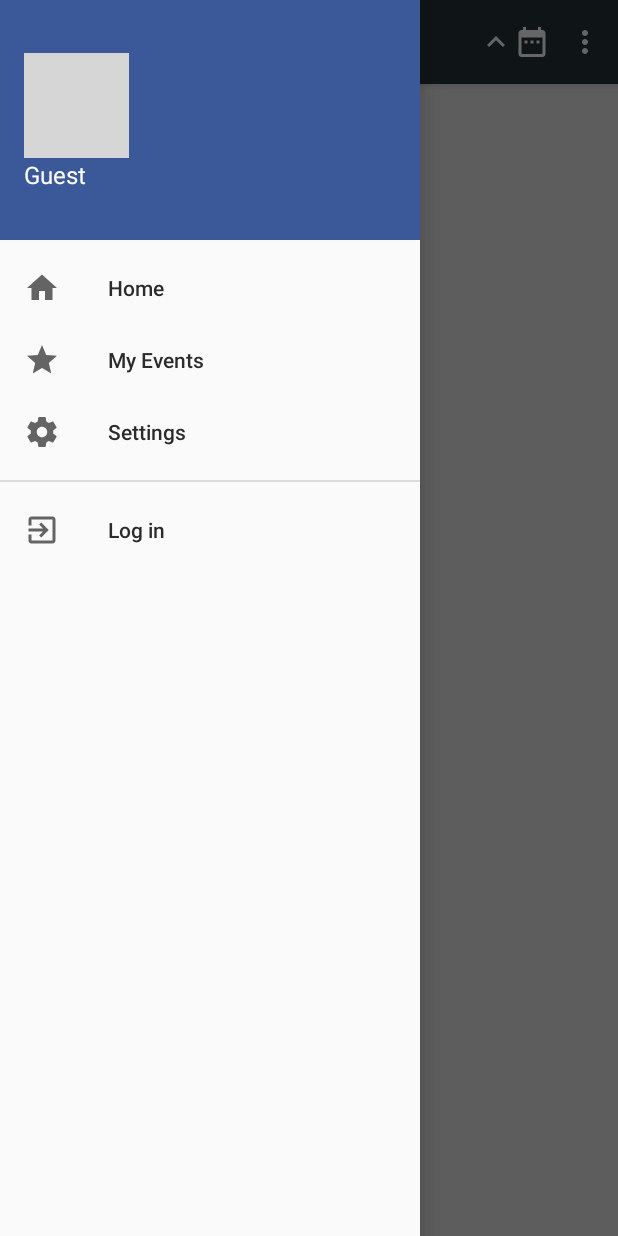
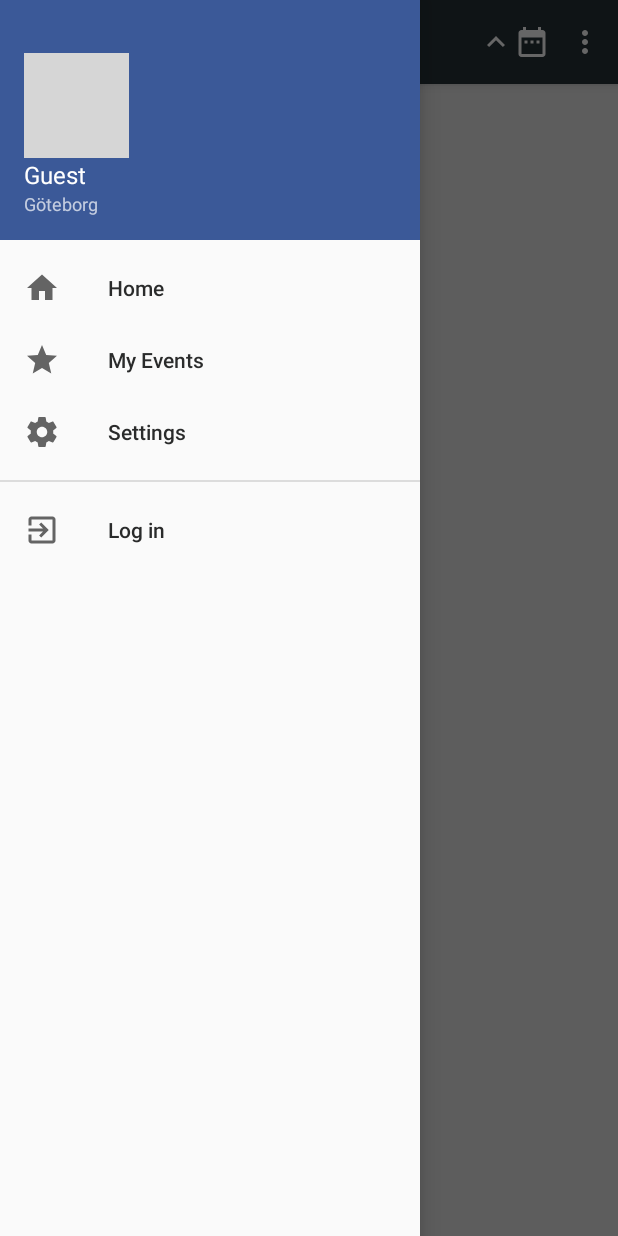
Before and after one commit to mabecth/Eventify, an Android app: the screen it shows after launch once a user with an empty profile is signed in (MainActivity), with the side drawer open, on a phone screen of 412 x 824 dp. Run offline under Robolectric (Android 15) with nearby library versions, the phone set to English and light mode, and no system bars; our stand-ins replace Firebase (no records; nobody signed in at launch, a user with empty details on screens opened directly); libraries missing offline, so code that uses them is left out: com.facebook, com.facebook.appevents, com.facebook.login, com.github.sundeepk.compactcalendarview; plain views replace CompactCalendarView, ProfilePictureView; pictures from the network do not load; 18 statements that could not run were skipped; grey boxes are pictures that could not be loaded.

Commit message:
Minor fixes

```diff
--- a/app/src/main/res/layout/nav_header_main.xml
+++ b/app/src/main/res/layout/nav_header_main.xml
@@ -38,8 +38,10 @@
         android:layout_height="wrap_content"
         android:layout_marginRight="53dp"
         android:layout_marginEnd="53dp"
+        android:text="Göteborg"
         android:layout_below="@+id/nameTV"
         android:layout_alignParentLeft="true"
+        android:layout_alignParentStart="true"
         android:textSize="12sp" />
 
 </RelativeLayout>
```
